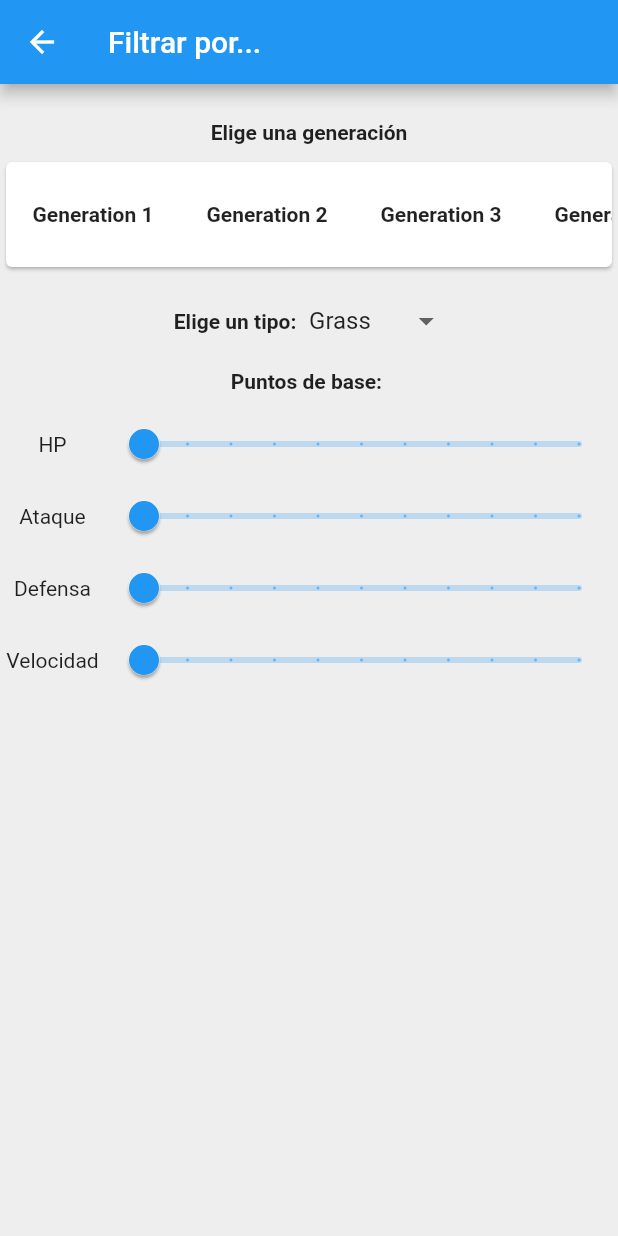
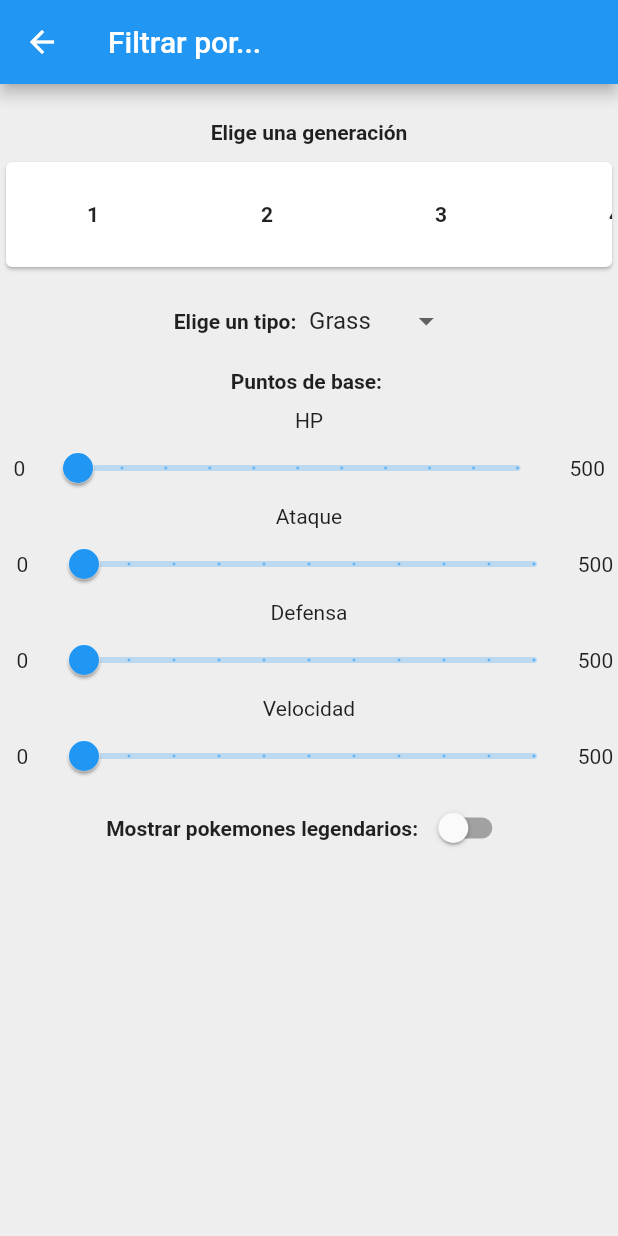
Before and after one commit to alex1993-HD/Pokemon, a Flutter app: the screen it shows after launch, after a tap on the "filter list" icon, on a phone screen of 412 x 824 dp. Run offline on Flutter 3.47's test engine with Material 2 defaults, Android fonts, the phone set to English and light mode, and no system bars; our stand-ins replace cached_network_image, flutter_typeahead; network calls fail.

Commit message:
Se modificó el repositorio

```diff
--- a/lib/dialogs/filter_dialog.dart
+++ b/lib/dialogs/filter_dialog.dart
@@ -15,17 +15,9 @@ class _FilterDialogState extends State<FilterDialog> {
   _FilterDialogState({@required this.filterPokemon});
 
   List<Widget> buildGenerations() {
-    List<String> listGenerations = [
-      "Generation 1",
-      "Generation 2",
-      "Generation 3",
-      "Generation 4",
-      "Generation 5",
-      "Generation 6",
-      "Generation 7",
-    ];
+    List<int> listGenerations = [1, 2, 3, 4, 5, 6, 7];
     List<Widget> generationsWidgets = [];
-    for (String gen in listGenerations) {
+    for (int gen in listGenerations) {
       generationsWidgets.add(GestureDetector(
         child: Container(
             margin: EdgeInsets.fromLTRB(8, 0, 8, 0),
@@ -35,7 +27,7 @@ class _FilterDialogState extends State<FilterDialog> {
               padding: const EdgeInsets.fromLTRB(8, 16, 8, 16),
               child: Center(
                   child: Text(
-                gen,
+                gen.toString(),
                 style: TextStyle(fontWeight: FontWeight.w700),
               )),
             )),
@@ -75,6 +67,7 @@ class _FilterDialogState extends State<FilterDialog> {
   RangeValues _currentRangeValuesAttack = const RangeValues(0, 0);
   RangeValues _currentRangeValuesDefense = const RangeValues(0, 0);
   RangeValues _currentRangeValuesVelocidad = const RangeValues(0, 0);
+  bool _isswitched = false;
 
   @override
   Widget build(BuildContext context) {
@@ -141,12 +134,16 @@ class _FilterDialogState extends State<FilterDialog> {
                 style: TextStyle(fontWeight: FontWeight.bold),
               ),
               Padding(padding: EdgeInsets.only(top: 10)),
+              Text('HP'),
               Row(
                 mainAxisAlignment: MainAxisAlignment.center,
                 children: [
-                  Container(
-                    child: Center(child: Text('HP')),
-                    width: 70,
+                  Padding(
+                    padding: const EdgeInsets.all(8.0),
+                    child: Container(
+                      child: Center(child: Text('0')),
+                      width: 10,
+                    ),
                   ),
                   Expanded(
                     child: RangeSlider(
@@ -167,15 +164,23 @@ class _FilterDialogState extends State<FilterDialog> {
                           _currentRangeValuesHP.start.round().toString(),
                           _currentRangeValuesHP.end.round().toString()),
                     ),
-                  )
+                  ),
+                  Padding(
+                    padding: const EdgeInsets.all(8.0),
+                    child: Container(
+                      child: Center(child: Text('500')),
+                      width: 25,
+                    ),
+                  ),
                 ],
               ),
+              Text('Ataque'),
               Row(
                 mainAxisAlignment: MainAxisAlignment.center,
                 children: [
                   Container(
-                    child: Center(child: Text('Ataque')),
-                    width: 70,
+                    child: Center(child: Text('0')),
+                    width: 30,
                   ),
                   Expanded(
                     child: RangeSlider(
@@ -196,15 +201,20 @@ class _FilterDialogState extends State<FilterDialog> {
                           _currentRangeValuesAttack.start.round().toString(),
                           _currentRangeValuesAttack.end.round().toString()),
                     ),
-                  )
+                  ),
+                  Container(
+                    child: Center(child: Text('500')),
+                    width: 30,
+                  ),
                 ],
               ),
+              Text('Defensa'),
               Row(
                 mainAxisAlignment: MainAxisAlignment.center,
                 children: [
                   Container(
-                    child: Center(child: Text('Defensa')),
-                    width: 70,
+                    child: Center(child: Text('0')),
+                    width: 30,
                   ),
                   Expanded(
                     child: RangeSlider(
@@ -225,15 +235,20 @@ class _FilterDialogState extends State<FilterDialog> {
                           _currentRangeValuesDefense.start.round().toString(),
                           _currentRangeValuesDefense.end.round().toString()),
                     ),
-                  )
+                  ),
+                  Container(
+                    child: Center(child: Text('500')),
+                    width: 30,
+                  ),
                 ],
               ),
+              Text('Velocidad'),
               Row(
                 mainAxisAlignment: MainAxisAlignment.center,
                 children: [
                   Container(
-                    child: Center(child: Text('Velocidad')),
-                    width: 70,
+                    child: Center(child: Text('0')),
+                    width: 30,
                   ),
                   Expanded(
                     child: RangeSlider(
@@ -254,9 +269,28 @@ class _FilterDialogState extends State<FilterDialog> {
                           _currentRangeValuesVelocidad.start.round().toString(),
                           _currentRangeValuesVelocidad.end.round().toString()),
                     ),
-                  )
+                  ),
+                  Container(
+                    child: Center(child: Text('500')),
+                    width: 30,
+                  ),
                 ],
               ),
+              Row(
+                mainAxisAlignment: MainAxisAlignment.center,
+                children: [
+                  Text('Mostrar pokemones legendarios: ',
+                      style: TextStyle(fontWeight: FontWeight.bold)),
+                  Switch(
+                      value: _isswitched,
+                      onChanged: (value) {
+                        setState(() {
+                          _isswitched = value;
+                          this.filterPokemon('legendary', _isswitched);
+                        });
+                      }),
+                ],
+              )
             ],
           )
         ],
--- a/lib/repo/pokemon_repo.dart
+++ b/lib/repo/pokemon_repo.dart
@@ -5,7 +5,7 @@ import 'package:practicaresponse/models/pokemon.dart';
 class PokeRepo {
   Future<List<Pokemon>> fetchPokemon(int offeset) async {
     final response = await http.get(
-        'https://raw.githubusercontent.com/robert-z/simple-pokemon-json-api/master/data/pokemon.json');
+        'https://gist.githubusercontent.com/erickdsama/0a62fbee2cb8e2346f8d95ec045e9abb/raw/8697b1457ed37df9d32fb8b1a35186651ea8d8b4/pokemon.json');
     print("Estoy dentro de fetch Pokemon");
     if (response.statusCode == 200) {
       List<dynamic> jsonResponse = jsonDecode(response.body);
@@ -19,6 +19,4 @@ class PokeRepo {
       throw Exception('Fallo al cargar un Pokemon');
     }
   }
-
-
 }
--- a/lib/screens/my_home_page.dart
+++ b/lib/screens/my_home_page.dart
@@ -6,6 +6,7 @@ import 'package:practicaresponse/models/types.dart';
 import 'package:practicaresponse/repo/pokemon_repo.dart';
 import 'package:practicaresponse/screens/second_page.dart';
 import 'package:practicaresponse/utils/functions.dart';
+import 'package:flutter_typeahead/flutter_typeahead.dart';
 
 // cuando se crea una pantalla pasa por build
 
@@ -38,8 +39,6 @@ class _MyHomePageState extends State<MyHomePage> {
 
   String msj = '';
   bool busqueda = false;
-
-  String capitalize(String s) => s[0].toUpperCase() + s.substring(1);
 
   Widget typesBuild(types, Pokemon pokemon) {
     List<Widget> ListTypes = [];
@@ -115,8 +114,10 @@ class _MyHomePageState extends State<MyHomePage> {
                     Container(
                       child: Column(children: [
                         typesBuild(pokemon.types, pokemon),
-                        Text('${pokemon.gen}',
-                            style: TextStyle(color: textColor[pokemon.type]))
+                        Text('Gen ${pokemon.generation}',
+                            style: TextStyle(color: textColor[pokemon.type])),
+                        Text('${pokemon.isLegendary}',
+                            style: TextStyle(color: textColor[pokemon.type])),
                       ]),
                     ),
                     Expanded(
@@ -142,13 +143,14 @@ class _MyHomePageState extends State<MyHomePage> {
   @override
   Widget build(BuildContext context) {
     print("AQUIIIIIIIIIIIIIIIIIIIIIIIIIIIIIIIIII");
+
     void limpiarBusqueda() {
       msj = '';
       filters.remove('name');
       filterPokemon(null, null);
     }
 
-    final _controller = TextEditingController();
+    //final _controller = TextEditingController();
 
     Widget activarBotonCancelarBusqueda(busqueda) {
       if (busqueda == true) {
@@ -156,13 +158,13 @@ class _MyHomePageState extends State<MyHomePage> {
           icon: Icon(Icons.clear_rounded),
           onPressed: () {
             setState(() {
-              //_controller.clear();
               limpiarBusqueda();
               busqueda = false;
             });
           },
         );
       } else {
+        //_controller.clear();
         return Container();
       }
     }
@@ -181,23 +183,24 @@ class _MyHomePageState extends State<MyHomePage> {
                 Icons.search,
                 color: Colors.white,
               )),
+          //controller: _controller,
           onChanged: (textBusqueda) {
             if (textBusqueda.isNotEmpty) {
               // Cuando lo escriba deben aparecer los pokemones que escriba el usuario
               setState(() {
                 busqueda = true;
                 msj = 'Resultados de la busqueda:';
-                filterPokemon('name', textBusqueda);
+                filterPokemon('name', textBusqueda.toLowerCase());
               });
             } else {
               // Regresamos a la lista personalizada o completa
               setState(() {
+                //textBusqueda = '';
+                busqueda = false;
                 limpiarBusqueda();
-                busqueda = false;
               });
             }
           },
-          //controller: _controller,
         ),
         leading: IconButton(
           icon: Icon(Icons.filter_list),
@@ -269,7 +272,7 @@ class _MyHomePageState extends State<MyHomePage> {
         values[0] <= elem.defense && values[1] >= elem.defense,
     'speed': (elem, values) =>
         values[0] <= elem.speed && values[1] >= elem.speed,
-    'legendary': (elem, values) => elem.legendary,
+    'legendary': (elem, values) => elem.isLegendary == true,
     'name': (elem, name) => elem.name.contains(name)
   };
 
@@ -285,13 +288,13 @@ class _MyHomePageState extends State<MyHomePage> {
 
   // se tiene que hacer un filtro por lvl AtK range <- Hecho
 
-  // se tiene que hacer un filtro por Legendario o no legendario
+  // se tiene que hacer un filtro por Legendario o no legendario <-
 
   // se tiene que hacer un filtro por generación <- Hecho
 
-  bool whereGeneration(element) {
-    return element.generation;
-  }
+  // bool whereGeneration(element) {
+  //   return element.generation;
+  // }
 
   void filterPokemon(filter, value) {
     if (filter != null) {
@@ -334,6 +337,8 @@ class _MyHomePageState extends State<MyHomePage> {
       setState(() {
         if (offset + 20 <= this.listPokemon.length) {
           offset += 20;
+        } else {
+          offset = this.listPokemon.length;
         }
       });
     }
--- a/lib/screens/second_page.dart
+++ b/lib/screens/second_page.dart
@@ -85,7 +85,7 @@ class _SecondPageState extends State<SecondPage> {
                             color: textColor[pokemon.type], fontSize: 30)),
                     Padding(
                       padding: const EdgeInsets.fromLTRB(0, 1, 0, 10),
-                      child: Text('Pokemon de ${pokemon.generation}',
+                      child: Text('Generación ${pokemon.generation}',
                           style: TextStyle(
                               color: textColor[pokemon.type], fontSize: 14)),
                     ),
--- a/lib/utils/functions.dart
+++ b/lib/utils/functions.dart
@@ -1,5 +1,7 @@
 import 'package:flutter/cupertino.dart';
 import 'package:flutter/material.dart';
+
+String capitalize(String s) => s[0].toUpperCase() + s.substring(1);
 
 Map<String, Color> typeColor = {
   "Bug": Colors.green[900],
--- a/pubspec.yaml
+++ b/pubspec.yaml
@@ -23,6 +23,7 @@ environment:
 dependencies:
   http: ^0.12.2
   cached_network_image: ^2.5.0
+  flutter_typeahead: ^2.0.0
 
   flutter:
     sdk: flutter
```
Also changed, not shown: lib/models/pokemon.dart (+29 -40 lines).
